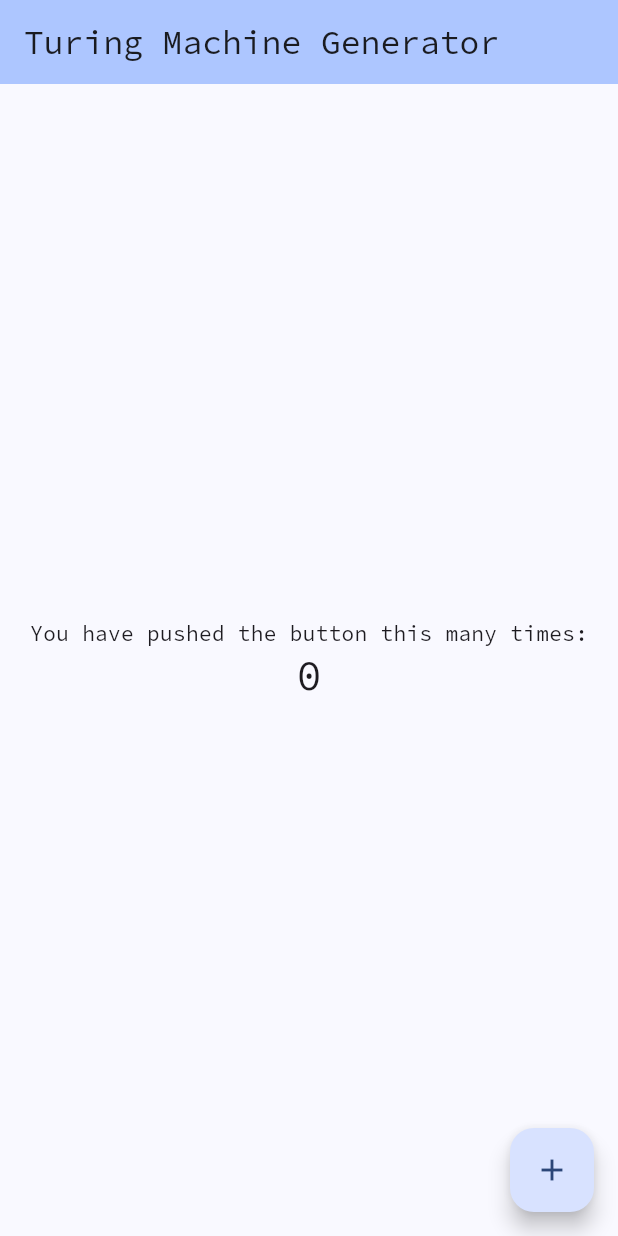
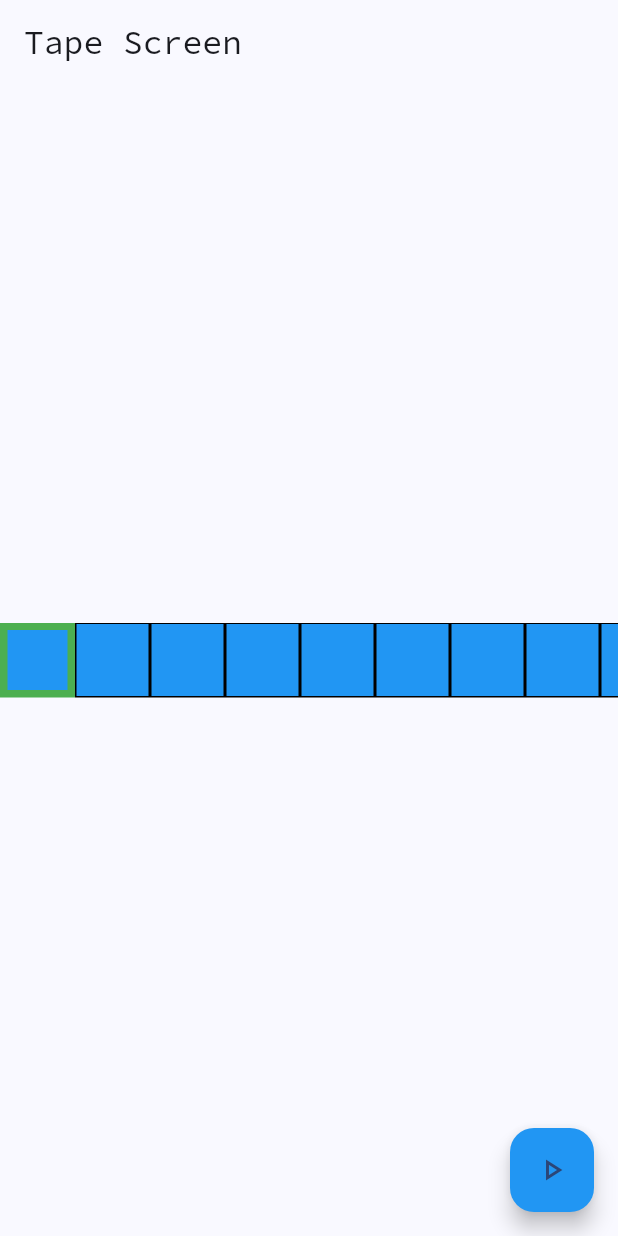
Before and after one commit to nikhil-RGB/turing-machine-generator, a Flutter app: the screen it shows after launch, on a phone screen of 412 x 824 dp. Run offline on Flutter 3.47's test engine with Material 3 defaults, Android fonts, the phone set to English and light mode, and no system bars; our stand-ins replace google_fonts, logger.

Commit message:
✨ Create Tape Widget
- Create a basic Tape Widget
- Initialize TableScreen(Allows user to enter turing machine data)
- Initialize TapeScreen(Allows user to view and control tape)
- Currently only a continuous zero printing turing machine can be viewed in TapeScreen.

```diff
--- a/lib/main.dart
+++ b/lib/main.dart
@@ -1,5 +1,7 @@
 import 'package:flutter/material.dart';
 import 'package:google_fonts/google_fonts.dart';
+import 'package:turing_machines/models/TuringMachines.dart';
+import 'package:turing_machines/screens/TapeScreen.dart';
 import 'package:turing_machines/testing.dart';
 
 void main() {
@@ -12,6 +14,7 @@ class MyApp extends StatelessWidget {
   // This widget is the root of your application.
   @override
   Widget build(BuildContext context) {
+    TuringMachine machine = Testing.main();
     return MaterialApp(
       title: 'Turing Machine Generator',
       theme: ThemeData(
@@ -19,56 +22,7 @@ class MyApp extends StatelessWidget {
         useMaterial3: true,
         textTheme: GoogleFonts.sourceCodeProTextTheme(),
       ),
-      home: const MyHomePage(title: 'Turing Machine Generator'),
+      home: TapeScreen(machine: machine),
     );
   }
 }
-
-class MyHomePage extends StatefulWidget {
-  const MyHomePage({super.key, required this.title});
-
-  final String title;
-
-  @override
-  State<MyHomePage> createState() => _MyHomePageState();
-}
-
-class _MyHomePageState extends State<MyHomePage> {
-  int _counter = 0;
-
-  void _incrementCounter() {
-    setState(() {
-      _counter++;
-    });
-  }
-
-  @override
-  Widget build(BuildContext context) {
-    Testing.main();
-    return Scaffold(
-      appBar: AppBar(
-        backgroundColor: Theme.of(context).colorScheme.inversePrimary,
-        title: Text(widget.title),
-      ),
-      body: Center(
-        child: Column(
-          mainAxisAlignment: MainAxisAlignment.center,
-          children: <Widget>[
-            const Text(
-              'You have pushed the button this many times:',
-            ),
-            Text(
-              '$_counter',
-              style: Theme.of(context).textTheme.headlineMedium,
-            ),
-          ],
-        ),
-      ),
-      floatingActionButton: FloatingActionButton(
-        onPressed: _incrementCounter,
-        tooltip: 'Increment',
-        child: const Icon(Icons.add),
-      ),
-    );
-  }
-}
--- /dev/null
+++ b/lib/screens/TableScreen.dart
@@ -0,0 +1,16 @@
+import 'package:flutter/material.dart';
+
+class TableScreen extends StatelessWidget {
+  @override
+  Widget build(BuildContext context) {
+    return SafeArea(
+        child: Scaffold(
+      appBar: AppBar(
+        title: Text("TableScreen"),
+      ),
+      body: const Center(
+        child: Text("No implementation for TableScreen yet!"),
+      ),
+    ));
+  }
+}
--- /dev/null
+++ b/lib/screens/TapeScreen.dart
@@ -0,0 +1,37 @@
+import 'package:flutter/material.dart';
+import 'package:turing_machines/models/TuringMachines.dart';
+import 'package:turing_machines/widgets/TapeWidget.dart';
+
+class TapeScreen extends StatefulWidget {
+  final TuringMachine machine;
+  const TapeScreen({super.key, required this.machine});
+
+  @override
+  State<TapeScreen> createState() => _TapeScreenState();
+}
+
+class _TapeScreenState extends State<TapeScreen> {
+  @override
+  Widget build(BuildContext context) {
+    return SafeArea(
+        child: Scaffold(
+      appBar: AppBar(
+        title: const Text("Tape Screen"),
+      ),
+      body: Center(
+        child: TapeWidget(
+          tape: widget.machine.tape,
+        ),
+      ),
+      floatingActionButton: FloatingActionButton(
+        onPressed: () {
+          setState(() {
+            widget.machine.stepIntoConfig();
+          });
+        },
+        backgroundColor: Colors.blue,
+        child: const Icon(Icons.play_arrow_outlined),
+      ),
+    ));
+  }
+}
--- a/lib/testing.dart
+++ b/lib/testing.dart
@@ -26,12 +26,13 @@ class Testing {
     return machine;
   }
 
-  static void main() {
+  static TuringMachine main() {
     TuringMachine machine = _continuousZeroPrint();
-    machine.tape.printTape();
-    for (int i = 0; i < 10; i++) {
-      machine.stepIntoConfig();
-      machine.tape.printTape();
-    }
+    // machine.tape.printTape();
+    // for (int i = 0; i < 10; i++) {
+    //   machine.stepIntoConfig();
+    //   machine.tape.printTape();
+    // }
+    return machine;
   }
 }
--- /dev/null
+++ b/lib/widgets/TapeWidget.dart
@@ -0,0 +1,41 @@
+import 'package:flutter/material.dart';
+import 'package:turing_machines/models/Tape.dart';
+
+class TapeWidget extends StatelessWidget {
+  //Tape to be passed to the Tape Widget
+
+  const TapeWidget({super.key, required this.tape});
+  final Tape tape;
+  @override
+  Widget build(BuildContext context) {
+    return Center(
+      child: SizedBox(
+        height: 50,
+        child: ListView.builder(
+            shrinkWrap: true,
+            padding: const EdgeInsets.all(0),
+            scrollDirection: Axis.horizontal,
+            itemCount: tape.tape.length,
+            itemBuilder: (context, index) {
+              //TO-DO: Build a horizontal list
+              return buildTapeCell(index);
+            }),
+      ),
+    );
+  }
+
+  //Builds the Tape cell
+  Widget buildTapeCell(int index) {
+    return Container(
+      decoration: BoxDecoration(
+        border: Border.all(
+            color: (index == tape.pointer) ? Colors.green : Colors.black,
+            width: (index == tape.pointer) ? 5 : 1),
+        color: Colors.blue,
+      ),
+      margin: const EdgeInsets.all(0),
+      width: 50,
+      child: Center(child: Text(tape.tape[index])),
+    );
+  }
+}
```
